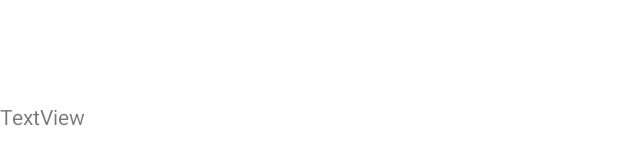
After one commit to BugsApocalypse/Ineuron_Car_Service, an Android app: the layout workshop_mini_details_bottom_sheet.xml on its own in the app's theme, with its tools: preview values and no code run, on a phone screen of 412 x 824 dp. The commit adds this screen. Shown: the part 245-410 px from the top of the screen. Run offline under Robolectric (Android 15) with nearby library versions, the phone set to English and light mode, and no system bars.

Commit message:
bottomsheet implemented

```diff
--- /dev/null
+++ b/app/src/main/java/com/adityagupta/ineuron/ModelBottomSheet.kt
@@ -0,0 +1 @@
+package com.adityagupta.ineuron
--- /dev/null
+++ b/app/src/main/res/layout/workshop_mini_details_bottom_sheet.xml
@@ -0,0 +1,26 @@
+<?xml version="1.0" encoding="utf-8"?>
+<androidx.coordinatorlayout.widget.CoordinatorLayout
+    xmlns:android="http://schemas.android.com/apk/res/android"
+    xmlns:app="http://schemas.android.com/apk/res-auto"
+    android:layout_width="match_parent"
+    android:layout_height="match_parent">
+
+
+
+    <FrameLayout
+        android:layout_width="match_parent"
+        android:layout_height="match_parent"
+        android:id="@+id/standard_bottom_sheet"
+        app:layout_behavior="com.google.android.material.bottomsheet.BottomSheetBehavior">
+
+    <!-- Bottom sheet contents. -->
+
+        <TextView
+            android:id="@+id/textView"
+            android:layout_width="wrap_content"
+            android:layout_height="wrap_content"
+            android:text="TextView" />
+
+    </FrameLayout>
+
+</androidx.coordinatorlayout.widget.CoordinatorLayout>
```
Also changed, not shown: app/src/main/java/com/adityagupta/ineuron/NearbyServiceCenterGeoActivity.kt (+41 -2 lines).
